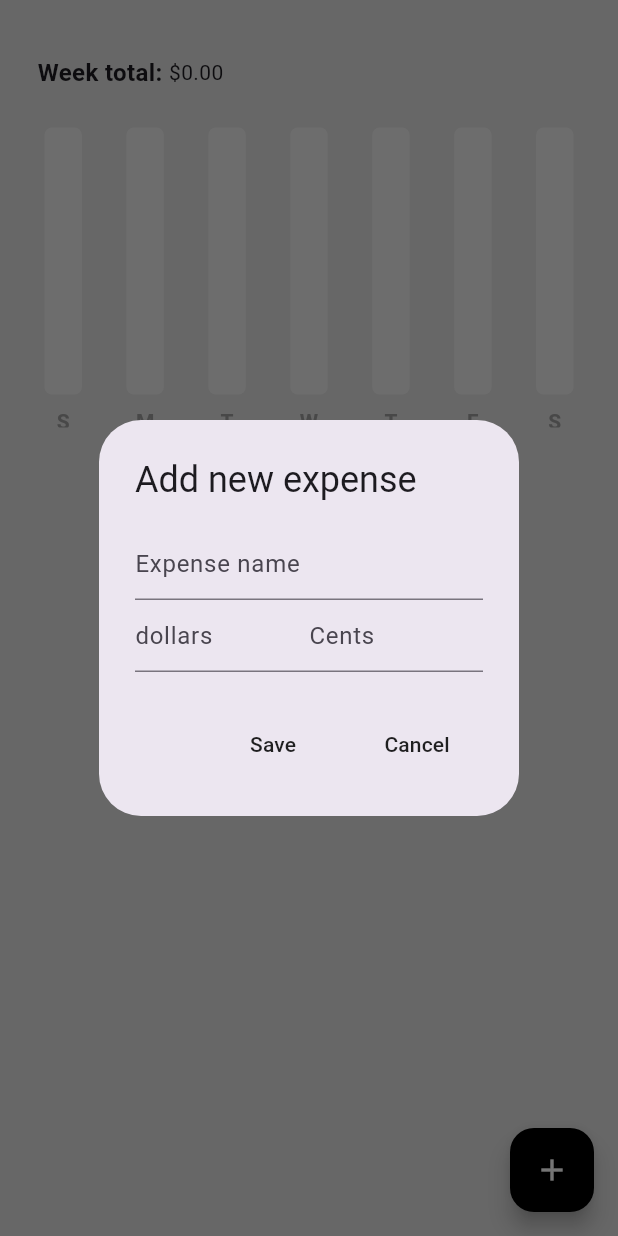
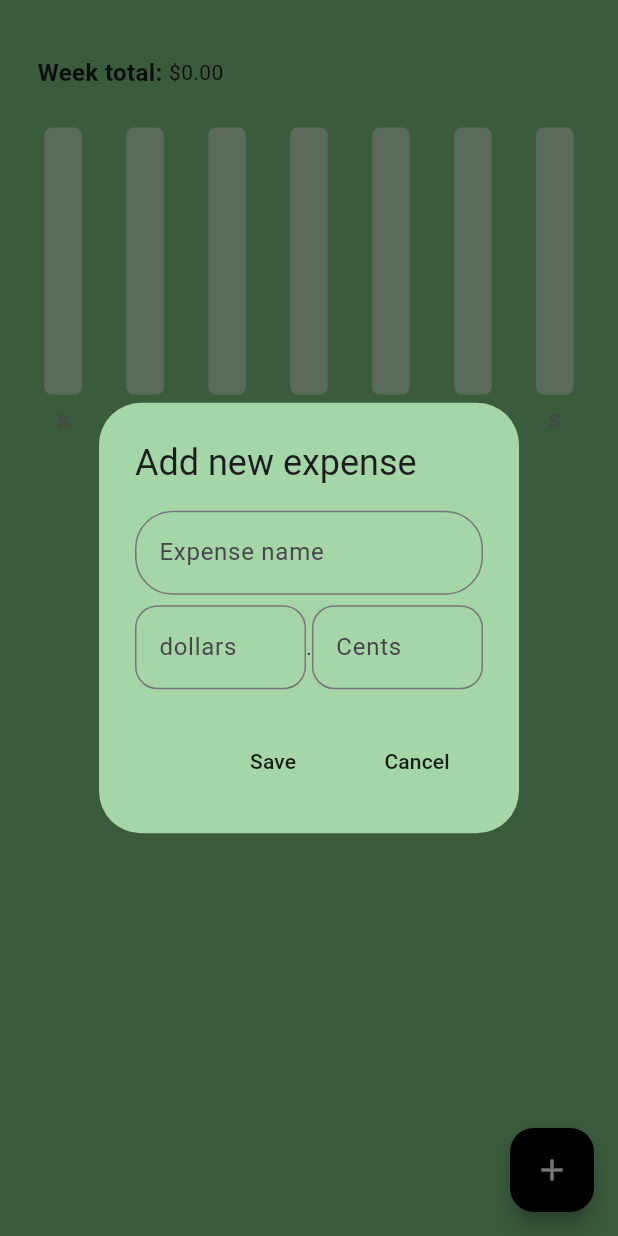
Before and after one commit to sabin79/Expense-Tracker, a Flutter app: the screen it shows after launch, after a tap on the "add" icon, on a phone screen of 412 x 824 dp. Run offline on Flutter 3.47's test engine with Material 3 defaults, Android fonts, the phone set to English and light mode, and no system bars; drawn by our look-alikes of fl_chart; our stand-ins replace flutter_slidable, hive_flutter; accounts and stored records are empty.

Commit message:
color adjustment

```diff
--- a/lib/bar graph/bar_graph.dart
+++ b/lib/bar graph/bar_graph.dart
@@ -61,7 +61,7 @@ class MyBarGraph extends StatelessWidget {
                     backDrawRodData: BackgroundBarChartRodData(
                       show: true,
                       toY: maxY,
-                      color: Colors.grey[200],
+                      color: Colors.green[100],
                     ))
               ]))
           .toList(),
--- a/lib/componets/expenses_tile.dart
+++ b/lib/componets/expenses_tile.dart
@@ -24,6 +24,7 @@ class ExpenseTile extends StatelessWidget {
             onPressed: deleteTapped,
             icon: Icons.delete,
             backgroundColor: Colors.red.shade400,
+            borderRadius: BorderRadius.circular(8),
           ),
         ],
       ),
--- a/lib/pages/home_page.dart
+++ b/lib/pages/home_page.dart
@@ -34,6 +34,7 @@ class _HomePageState extends State<HomePage> {
       builder: (context) {
         return AlertDialog(
           title: const Text("Add new expense"),
+          backgroundColor: Colors.green[200],
           content: Column(
             mainAxisSize: MainAxisSize.min,
             children: [
@@ -42,7 +43,15 @@ class _HomePageState extends State<HomePage> {
                 controller: newExpenseNameController,
                 decoration: const InputDecoration(
                   hintText: "Expense name",
+                  border: OutlineInputBorder(
+                    borderRadius: BorderRadius.all(
+                      Radius.circular(25),
+                    ),
+                  ),
                 ),
+              ),
+              const SizedBox(
+                height: 7,
               ),
               // expense amount
               Row(
@@ -53,15 +62,26 @@ class _HomePageState extends State<HomePage> {
                       keyboardType: TextInputType.number,
                       decoration: const InputDecoration(
                         hintText: "dollars",
+                        border: OutlineInputBorder(
+                          borderRadius: BorderRadius.all(
+                            Radius.circular(15),
+                          ),
+                        ),
                       ),
                     ),
                   ),
+                  const Text('.'),
                   Expanded(
                     child: TextField(
                       controller: newExpensecentsController,
                       keyboardType: TextInputType.number,
                       decoration: const InputDecoration(
                         hintText: "Cents",
+                        border: OutlineInputBorder(
+                          borderRadius: BorderRadius.all(
+                            Radius.circular(15),
+                          ),
+                        ),
                       ),
                     ),
                   )
@@ -129,7 +149,7 @@ class _HomePageState extends State<HomePage> {
   Widget build(BuildContext context) {
     return Consumer<ExpenseData>(builder: (context, value, child) {
       return Scaffold(
-          backgroundColor: Colors.grey[300],
+          backgroundColor: Colors.green[300],
           floatingActionButton: FloatingActionButton(
             onPressed: addNewExpense,
             backgroundColor: Colors.black,
```
